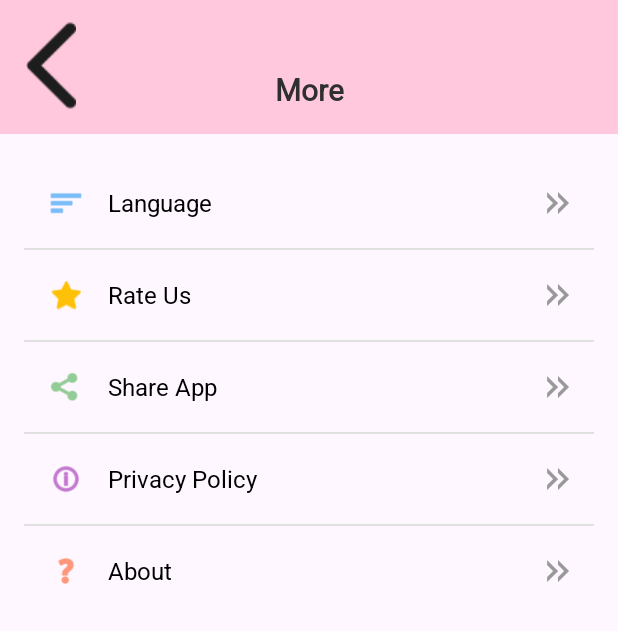
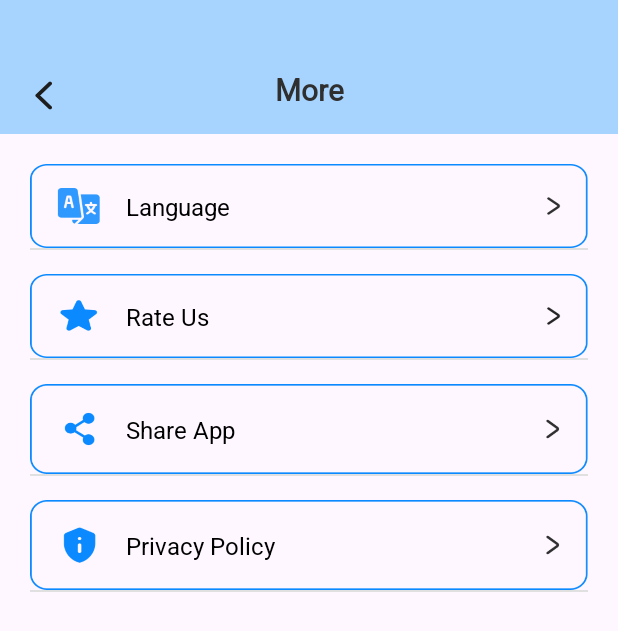
Before and after one commit to thequyenle/ST_069, an Android app: the MoreActivity screen opened directly, with no data from a screen before it, on a phone screen of 412 x 824 dp. Shown: the top 631 px of the screen. Run offline under Robolectric (Android 15) with nearby library versions, the phone set to English and light mode, and no system bars; 1 statement that could not run was skipped.

Commit message:
do more setting

```diff
--- a/app/src/main/java/net/android/st069_fakecallphoneprank/activity/SelectDeviceActivity.kt
+++ b/app/src/main/java/net/android/st069_fakecallphoneprank/activity/SelectDeviceActivity.kt
@@ -44,8 +44,8 @@ class SelectDeviceActivity : AppCompatActivity() {
 
     private fun setupDeviceList() {
         deviceList = mutableListOf(
-            Device("1", "Pixel 5", R.drawable.device_pixel5, false),
-            Device("2", "Oppo", R.drawable.device_oppo, false),
+            Device("1", "Pixel 5", R.drawable.pixel5, false),
+            Device("2", "Oppo", R.drawable.oppo, false),
 
         )
     }
--- a/app/src/main/res/layout/activity_more.xml
+++ b/app/src/main/res/layout/activity_more.xml
@@ -9,23 +9,24 @@
         android:id="@+id/layoutHeader"
         android:layout_width="0dp"
         android:layout_height="89dp"
-        android:background="@drawable/bg_title_addfakecall"
+        android:background="#A6D4FF"
         app:layout_constraintEnd_toEndOf="parent"
         app:layout_constraintStart_toStartOf="parent"
         app:layout_constraintTop_toTopOf="parent">
 
         <ImageButton
             android:id="@+id/btnBack"
-            android:layout_width="wrap_content"
-            android:layout_height="wrap_content"
-            android:layout_marginStart="17dp"
-            android:layout_marginBottom="16dp"
+            android:layout_width="11dp"
+            android:layout_height="20dp"
+            android:layout_marginStart="23dp"
             android:background="?attr/selectableItemBackgroundBorderless"
+            android:scaleType="fitXY"
             android:src="@drawable/ic_arrowback_addfakecall"
-            app:layout_constraintBottom_toBottomOf="parent"
+            app:layout_constraintBottom_toBottomOf="@id/tvTitle"
             app:layout_constraintStart_toStartOf="parent" />
 
         <TextView
+            android:id="@+id/tvTitle"
             android:layout_width="wrap_content"
             android:layout_height="wrap_content"
             android:layout_marginBottom="16dp"
@@ -51,40 +52,31 @@
             android:layout_width="match_parent"
             android:layout_height="wrap_content"
             android:orientation="vertical"
-            android:padding="16dp">
+            android:padding="20dp">
 
             <!-- Language -->
-            <LinearLayout
+            <androidx.constraintlayout.widget.ConstraintLayout
                 android:id="@+id/layoutLanguage"
                 android:layout_width="match_parent"
-                android:layout_height="60dp"
-                android:background="?attr/selectableItemBackground"
-                android:gravity="center_vertical"
-                android:orientation="horizontal"
-                android:paddingHorizontal="16dp">
-
-                <ImageView
-                    android:layout_width="24dp"
-                    android:layout_height="24dp"
-                    android:src="@android:drawable/ic_menu_sort_by_size"
-                    app:tint="#2196F3" />
+                android:layout_height="56dp"
+                android:background="@drawable/frame_language">
 
                 <TextView
+                    android:id="@+id/tvLanguage"
                     android:layout_width="0dp"
                     android:layout_height="wrap_content"
-                    android:layout_marginStart="16dp"
+                    android:layout_marginStart="64dp"
                     android:layout_weight="1"
                     android:fontFamily="@font/roboto"
-                    android:text="Language"
+                    android:text="@string/language_more"
                     android:textColor="#000000"
-                    android:textSize="16sp" />
+                    android:textSize="16sp"
+                    app:layout_constraintBottom_toBottomOf="parent"
+                    app:layout_constraintStart_toStartOf="parent"
+                    app:layout_constraintTop_toTopOf="parent" />
 
-                <ImageView
-                    android:layout_width="16dp"
-                    android:layout_height="16dp"
-                    android:src="@drawable/ic_arrow"
-                    app:tint="#999999" />
-            </LinearLayout>
+
+            </androidx.constraintlayout.widget.ConstraintLayout>
 
             <View
                 android:layout_width="match_parent"
@@ -92,37 +84,32 @@
                 android:background="#E0E0E0" />
 
             <!-- Rate Us -->
-            <LinearLayout
+            <androidx.constraintlayout.widget.ConstraintLayout
                 android:id="@+id/layoutRate"
                 android:layout_width="match_parent"
-                android:layout_height="60dp"
-                android:background="?attr/selectableItemBackground"
+                android:layout_height="56dp"
+                android:background="@drawable/frame_rate"
                 android:gravity="center_vertical"
-                android:orientation="horizontal"
-                android:paddingHorizontal="16dp">
+                android:layout_marginTop="16dp"
+                >
 
-                <ImageView
-                    android:layout_width="24dp"
-                    android:layout_height="24dp"
-                    android:src="@android:drawable/btn_star_big_on"
-                    app:tint="#FFC107" />
 
                 <TextView
+                    android:id="@+id/tvRate"
                     android:layout_width="0dp"
                     android:layout_height="wrap_content"
-                    android:layout_marginStart="16dp"
+                    android:layout_marginStart="64dp"
                     android:layout_weight="1"
                     android:fontFamily="@font/roboto"
-                    android:text="Rate Us"
+                    android:text="@string/rate_us"
                     android:textColor="#000000"
-                    android:textSize="16sp" />
+                    android:textSize="16sp"
+                    app:layout_constraintBottom_toBottomOf="parent"
+                    app:layout_constraintStart_toStartOf="parent"
+                    app:layout_constraintTop_toTopOf="parent" />
 
-                <ImageView
-                    android:layout_width="16dp"
-                    android:layout_height="16dp"
-                    android:src="@drawable/ic_arrow"
-                    app:tint="#999999" />
-            </LinearLayout>
+
+            </androidx.constraintlayout.widget.ConstraintLayout>
 
             <View
                 android:layout_width="match_parent"
@@ -130,37 +117,29 @@
                 android:background="#E0E0E0" />
 
             <!-- Share App -->
-            <LinearLayout
+            <androidx.constraintlayout.widget.ConstraintLayout
                 android:id="@+id/layoutShare"
                 android:layout_width="match_parent"
                 android:layout_height="60dp"
-                android:background="?attr/selectableItemBackground"
-                android:gravity="center_vertical"
-                android:orientation="horizontal"
-                android:paddingHorizontal="16dp">
+                android:background="@drawable/frame_share"
 
-                <ImageView
-                    android:layout_width="24dp"
-                    android:layout_height="24dp"
-                    android:src="@android:drawable/ic_menu_share"
-                    app:tint="#4CAF50" />
+                android:layout_marginTop="16dp">
 
                 <TextView
+                    android:id="@+id/tvShare"
                     android:layout_width="0dp"
                     android:layout_height="wrap_content"
-                    android:layout_marginStart="16dp"
+                    android:layout_marginStart="64dp"
                     android:layout_weight="1"
                     android:fontFamily="@font/roboto"
-                    android:text="Share App"
+                    android:text="@string/share_app"
                     android:textColor="#000000"
-                    android:textSize="16sp" />
+                    android:textSize="16sp"
+                    app:layout_constraintBottom_toBottomOf="parent"
+                    app:layout_constraintStart_toStartOf="parent"
+                    app:layout_constraintTop_toTopOf="parent" />
 
-                <ImageView
-                    android:layout_width="16dp"
-                    android:layout_height="16dp"
-                    android:src="@drawable/ic_arrow"
-                    app:tint="#999999" />
-            </LinearLayout>
+            </androidx.constraintlayout.widget.ConstraintLayout>
 
             <View
                 android:layout_width="match_parent"
@@ -168,75 +147,34 @@
                 android:background="#E0E0E0" />
 
             <!-- Privacy Policy -->
-            <LinearLayout
+            <androidx.constraintlayout.widget.ConstraintLayout
                 android:id="@+id/layoutPrivacy"
                 android:layout_width="match_parent"
                 android:layout_height="60dp"
-                android:background="?attr/selectableItemBackground"
-                android:gravity="center_vertical"
-                android:orientation="horizontal"
-                android:paddingHorizontal="16dp">
-
-                <ImageView
-                    android:layout_width="24dp"
-                    android:layout_height="24dp"
-                    android:src="@android:drawable/ic_menu_info_details"
-                    app:tint="#9C27B0" />
+                android:background="@drawable/frame_privacy"
+                android:layout_marginTop="16dp">
 
                 <TextView
+                    android:id="@+id/tvPrivacy"
                     android:layout_width="0dp"
                     android:layout_height="wrap_content"
-                    android:layout_marginStart="16dp"
-                    android:layout_weight="1"
+                    android:layout_marginStart="64dp"
                     android:fontFamily="@font/roboto"
-                    android:text="Privacy Policy"
+                    android:text="@string/privacy_policy"
                     android:textColor="#000000"
-                    android:textSize="16sp" />
+                    android:textSize="16sp"
+                    app:layout_constraintBottom_toBottomOf="parent"
+                    app:layout_constraintStart_toStartOf="parent"
+                    app:layout_constraintTop_toTopOf="parent" />
 
-                <ImageView
-                    android:layout_width="16dp"
-                    android:layout_height="16dp"
-                    android:src="@drawable/ic_arrow"
-                    app:tint="#999999" />
-            </LinearLayout>
+
+            </androidx.constraintlayout.widget.ConstraintLayout>
 
             <View
                 android:layout_width="match_parent"
                 android:layout_height="1dp"
                 android:background="#E0E0E0" />
 
-            <!-- About -->
-            <LinearLayout
-                android:id="@+id/layoutAbout"
-                android:layout_width="match_parent"
-                android:layout_height="60dp"
-                android:background="?attr/selectableItemBackground"
-                android:gravity="center_vertical"
-                android:orientation="horizontal"
-                android:paddingHorizontal="16dp">
-
-                <ImageView
-                    android:layout_width="24dp"
-                    android:layout_height="24dp"
-                    android:src="@android:drawable/ic_menu_help"
-                    app:tint="#FF5722" />
-
-                <TextView
-                    android:layout_width="0dp"
-                    android:layout_height="wrap_content"
-                    android:layout_marginStart="16dp"
-                    android:layout_weight="1"
-                    android:fontFamily="@font/roboto"
-                    android:text="About"
-                    android:textColor="#000000"
-                    android:textSize="16sp" />
-
-                <ImageView
-                    android:layout_width="16dp"
-                    android:layout_height="16dp"
-                    android:src="@drawable/ic_arrow"
-                    app:tint="#999999" />
-            </LinearLayout>
 
         </LinearLayout>
     </ScrollView>
--- a/app/src/main/res/layout/dialog_device_preview.xml
+++ b/app/src/main/res/layout/dialog_device_preview.xml
@@ -11,7 +11,7 @@
         android:layout_width="0dp"
         android:layout_height="0dp"
         android:scaleType="centerInside"
-        android:src="@drawable/device_pixel5"
+        android:src="@drawable/pixel5"
         app:layout_constraintTop_toTopOf="parent"
         app:layout_constraintBottom_toBottomOf="parent"
         app:layout_constraintStart_toStartOf="parent"
@@ -25,9 +25,9 @@
         android:layout_margin="16dp"
         android:src="@android:drawable/ic_menu_close_clear_cancel"
         android:background="@drawable/bg_decline_button"
-        android:tint="@android:color/white"
         app:layout_constraintTop_toTopOf="parent"
-        app:layout_constraintEnd_toEndOf="parent" />
+        app:layout_constraintEnd_toEndOf="parent"
+        app:tint="@android:color/white" />
 
     <!-- Device Name Label -->
     <TextView
--- a/app/src/main/res/values/strings.xml
+++ b/app/src/main/res/values/strings.xml
@@ -39,6 +39,10 @@
     <string name="min">Min</string>
     <string name="hour">Hour</string>
     <string name="done">Done</string>
+    <string name="privacy_policy">Privacy Policy</string>
+    <string name="share_app">Share App</string>
+    <string name="rate_us">Rate Us</string>
+    <string name="language_more">Language</string>
 
 
 </resources>
```
Also changed, not shown: app/src/main/res/drawable/frame_language.png (added), app/src/main/res/drawable/frame_privacy.png (added), app/src/main/res/drawable/frame_rate.png (added), app/src/main/res/drawable/frame_share.png (added), app/src/main/res/drawable/oppo.png (added), app/src/main/res/drawable/pixel5.png (added).
